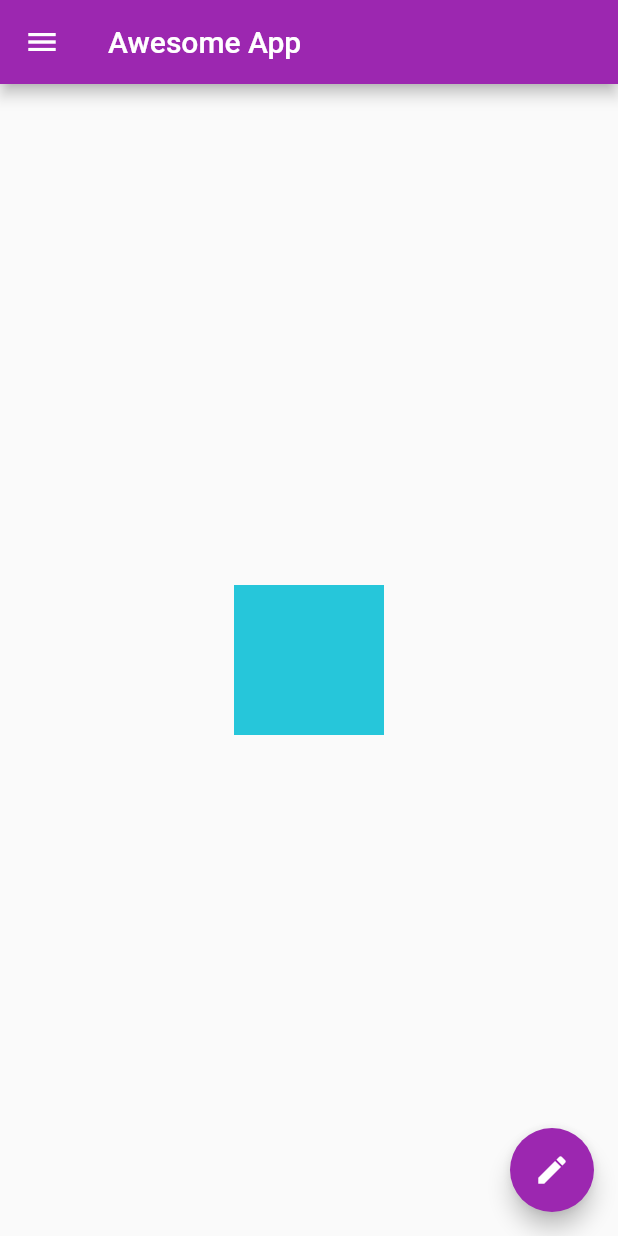
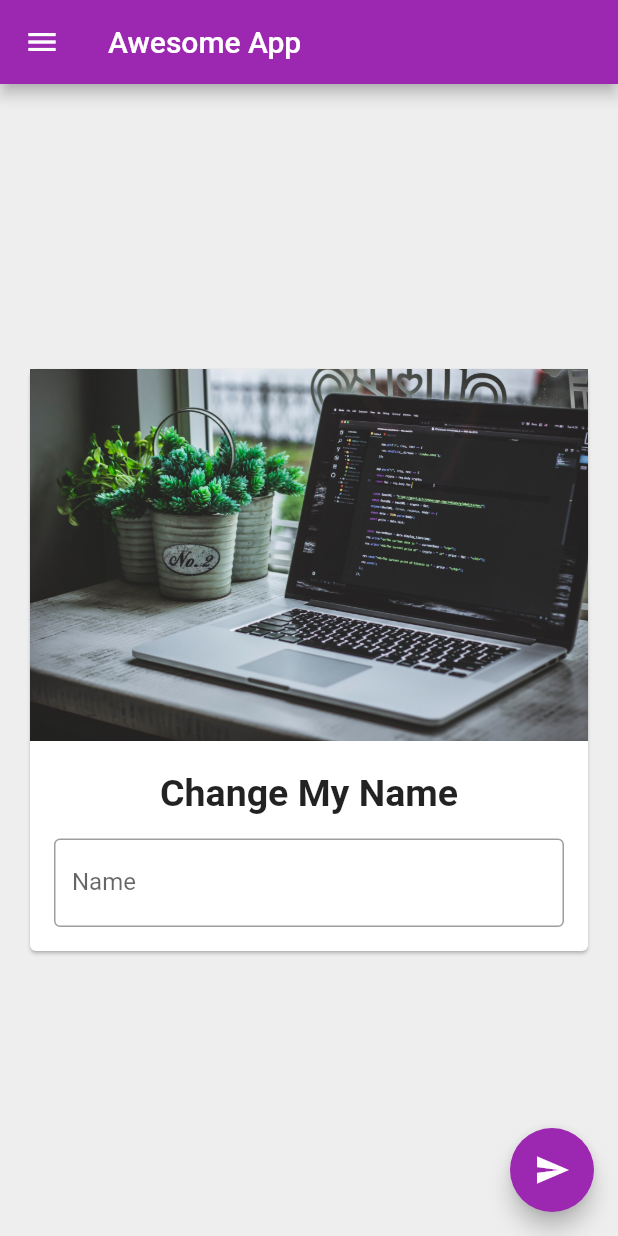
Before and after one commit to folafunmi-db/flutter-beginner, a Flutter app: the screen it shows after launch, on a phone screen of 412 x 824 dp. Run offline on Flutter 3.47's test engine with Material 2 defaults, Android fonts, the phone set to English and light mode, and no system bars.

Commit message:
Added controller to the text field and set state with the floating action button

```diff
--- a/lib/main.dart
+++ b/lib/main.dart
@@ -11,29 +11,66 @@ void main() {
   ));
 }
 
-class HomePage extends StatelessWidget {
+class HomePage extends StatefulWidget {
+  @override
+  _HomePageState createState() => _HomePageState();
+}
+
+class _HomePageState extends State<HomePage> {
+  var myText = "Change My Name";
+  TextEditingController _nameController = TextEditingController();
+
   @override
   Widget build(BuildContext context) {
     return Scaffold(
+      backgroundColor: Colors.grey[200],
       appBar: AppBar(
         title: Text("Awesome App"),
       ),
       body: Center(
-        child: Container(
-          height: 100,
-          width: 100,
-          color: Colors.cyan[400],
+        child: Padding(
+          padding: const EdgeInsets.all(16.0),
+          child: SingleChildScrollView(
+            child: Card(
+                child: Column(
+              children: <Widget>[
+                Image.asset(
+                  'assets/coding.jpg',
+                  // width: 100,
+                  // height: 100,
+                  // fit: BoxFit.contain,
+                ),
+                SizedBox(
+                  height: 20,
+                ),
+                Text(myText,
+                    style:
+                        TextStyle(fontSize: 25, fontWeight: FontWeight.bold)),
+                Padding(
+                  padding: const EdgeInsets.all(16.0),
+                  child: TextField(
+                    controller: _nameController,
+                    decoration: InputDecoration(
+                        hintText: "Enter some Text",
+                        labelText: 'Name',
+                        border: OutlineInputBorder()),
+                  ),
+                )
+              ],
+            )),
+          ),
         ),
       ),
       drawer: Drawer(
         child: ListView(
           padding: const EdgeInsets.all(0),
-          children: [
+          children: <Widget>[
             UserAccountsDrawerHeader(
               accountName: Text("Folafunmi"),
               accountEmail: Text("folafunmimustapha@gmail.com"),
               currentAccountPicture: CircleAvatar(
-                backgroundImage: NetworkImage("https://images.unsplash.com/photo-1463453091185-61582044d556?ixlib=rb-1.2.1&ixid=MXwxMjA3fDB8MHxwaG90by1wYWdlfHx8fGVufDB8fHw%3D&auto=format&fit=crop&w=1050&q=80"),
+                backgroundImage: NetworkImage(
+                    "https://images.unsplash.com/photo-1463453091185-61582044d556?ixlib=rb-1.2.1&ixid=MXwxMjA3fDB8MHxwaG90by1wYWdlfHx8fGVufDB8fHw%3D&auto=format&fit=crop&w=1050&q=80"),
               ),
               decoration: BoxDecoration(color: Colors.purple[300]),
             ),
@@ -54,8 +91,11 @@ class HomePage extends StatelessWidget {
         ),
       ),
       floatingActionButton: FloatingActionButton(
-        onPressed: () {},
-        child: Icon(Icons.edit),
+        onPressed: () {
+          myText = _nameController.text;
+          setState(() {});
+        },
+        child: Icon(Icons.send),
         // mini: true
       ),
     );
--- a/pubspec.yaml
+++ b/pubspec.yaml
@@ -45,8 +45,8 @@ flutter:
   uses-material-design: true
 
   # To add assets to your application, add an assets section, like this:
-  # assets:
-  #   - images/a_dot_burr.jpeg
+  assets:
+    - assets/
   #   - images/a_dot_ham.jpeg
 
   # An image asset can refer to one or more resolution-specific "variants", see
```
Also changed, not shown: assets/coding.jpg (added), 1 other file.
